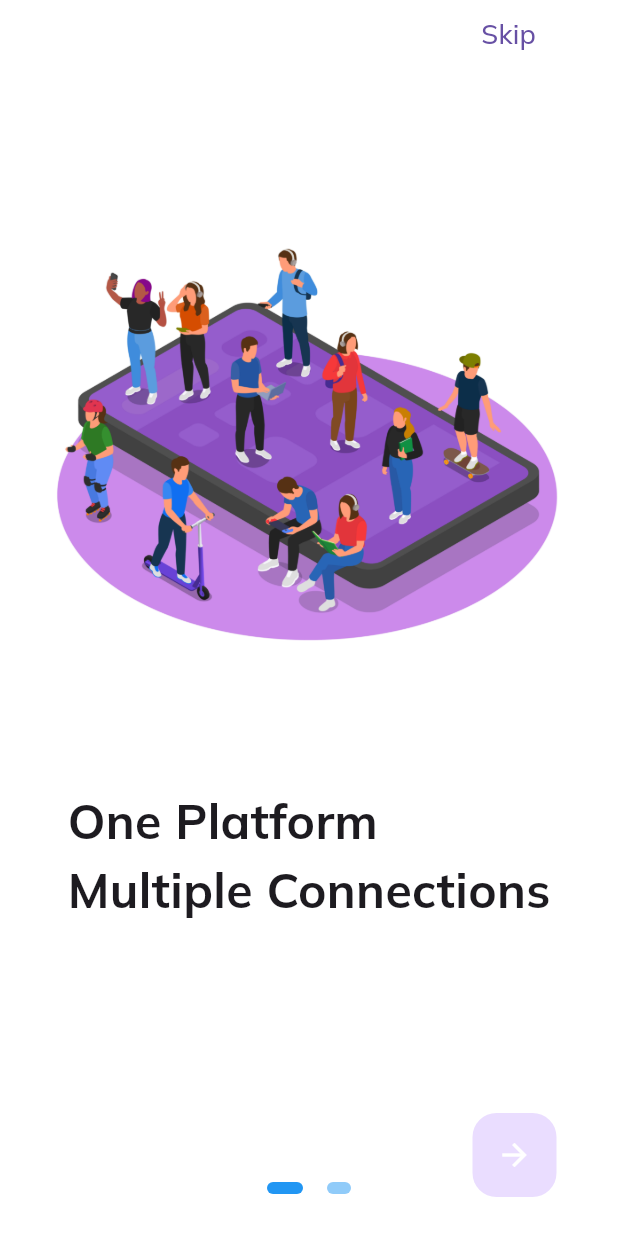
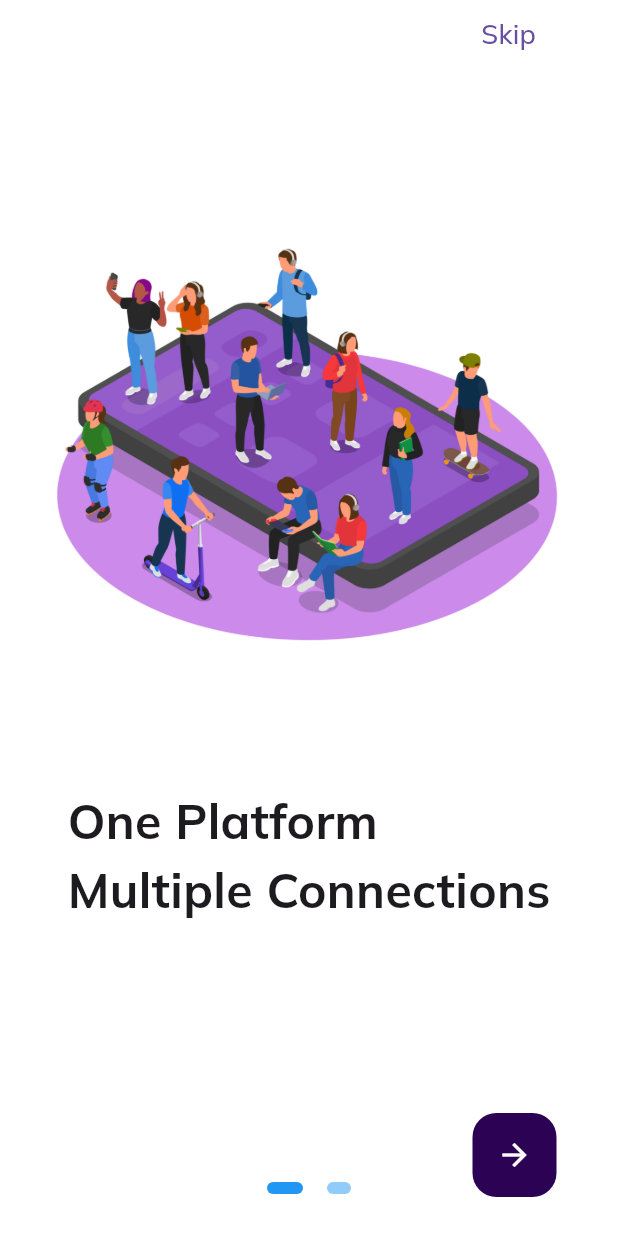
Before and after one commit to habyaad/soro_soke, a Flutter app: the screen it shows after launch, on a phone screen of 412 x 824 dp. Run offline on Flutter 3.47's test engine with Material 3 defaults, Android fonts, the phone set to English and light mode, and no system bars; drawn by our look-alikes of flutter_onboarding_slider; our stand-ins replace cloud_firestore, firebase_auth, firebase_core, firebase_storage, flashy_tab_bar2, fluttertoast and 7 more; accounts and stored records are empty.

Commit message:
feat: create color palette for app

```diff
--- a/lib/utils/app_colors.dart
+++ b/lib/utils/app_colors.dart
@@ -7,3 +7,12 @@ const Color kcMediumGrey = Color(0xFF474A54);
 const Color kcLightGrey = Color.fromARGB(255, 187, 187, 187);
 const Color kcVeryLightGrey = Color(0xFFE3E3E3);
 const Color kcBackgroundColor = kcDarkGreyColor;
+
+class AppColors {
+  AppColors._();
+  static const Color primaryColor = Color(0xFF2B0254);
+  static const Color backgroundColor = Color(0xFF261C2C);
+  static const Color lightPrimaryColor = Color(0xFF941BA6);
+  static const Color darkPrimaryColor = Color(0xFF4E0E57);
+
+}
```
